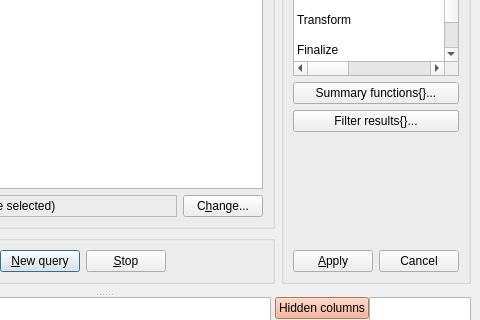
Before: the Qt Designer form coquery/gui/ui/coquery.ui in gkunter/coquery, drawn with Qt 5; both pictures show x 273 to 753 and y 173 to 493 of the 753 by 770 pixel window.
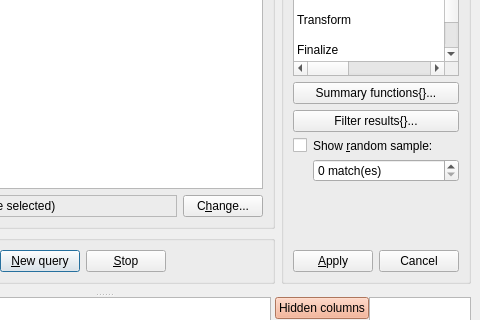
After: the same form once the commit is applied. The open tabs and pages were chosen to show the change. Icons and pictures are not drawn. Custom widgets are drawn as their Qt base class.

Commit message: Add option to sample matches

Patch:
```diff
--- a/coquery/gui/ui/coquery.ui
+++ b/coquery/gui/ui/coquery.ui
@@ -523,6 +523,34 @@
                  </property>
                 </widget>
                </item>
+               <item>
+                <layout class="QGridLayout" name="gridLayout_2" columnstretch="0,1">
+                 <item row="0" column="0">
+                  <widget class="QCheckBox" name="check_sample_matches">
+                   <property name="text">
+                    <string/>
+                   </property>
+                  </widget>
+                 </item>
+                 <item row="0" column="1">
+                  <widget class="QLabel" name="label">
+                   <property name="text">
+                    <string>Show &amp;random sample:</string>
+                   </property>
+                   <property name="buddy">
+                    <cstring>check_sample_matches</cstring>
+                   </property>
+                  </widget>
+                 </item>
+                 <item row="1" column="1">
+                  <widget class="QSpinBox" name="spin_sample_size">
+                   <property name="suffix">
+                    <string> match(es)</string>
+                   </property>
+                  </widget>
+                 </item>
+                </layout>
+               </item>
                <item>
                 <spacer name="verticalSpacer">
                  <property name="orientation">
```
Left out of the diff: 6 changed lines with no effect on the pictures. The commit also changes 4 other files.
